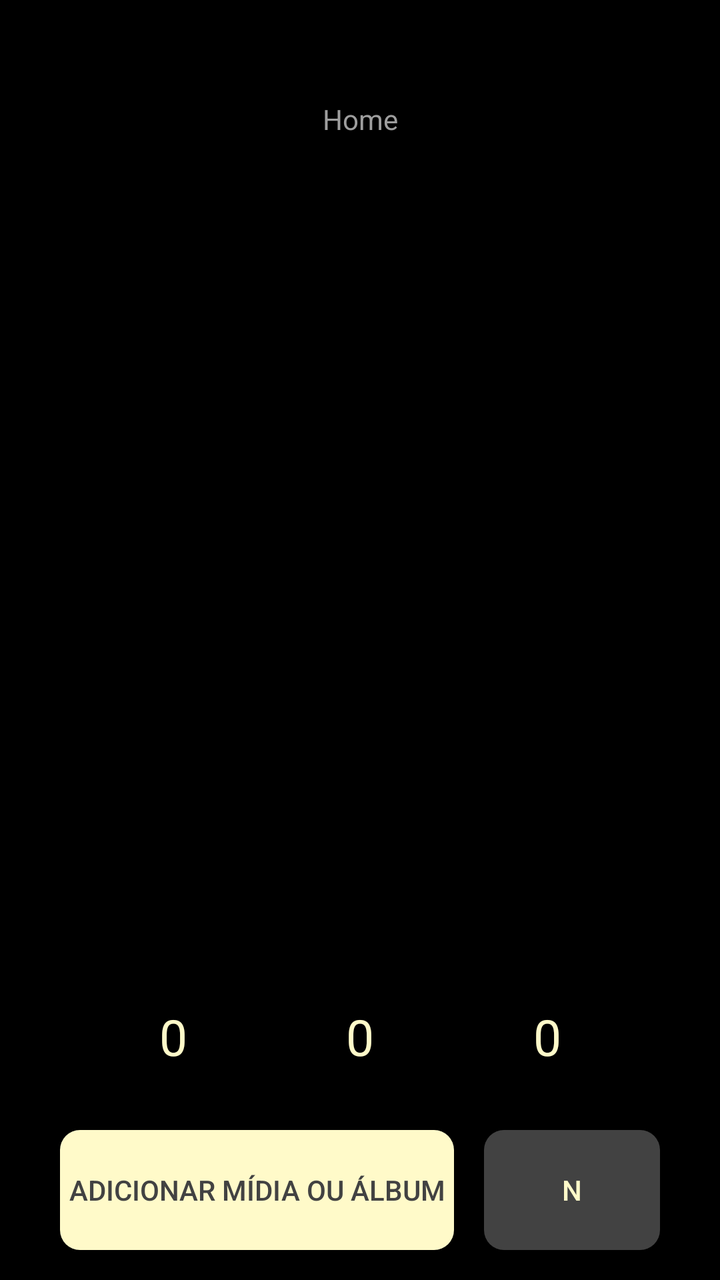
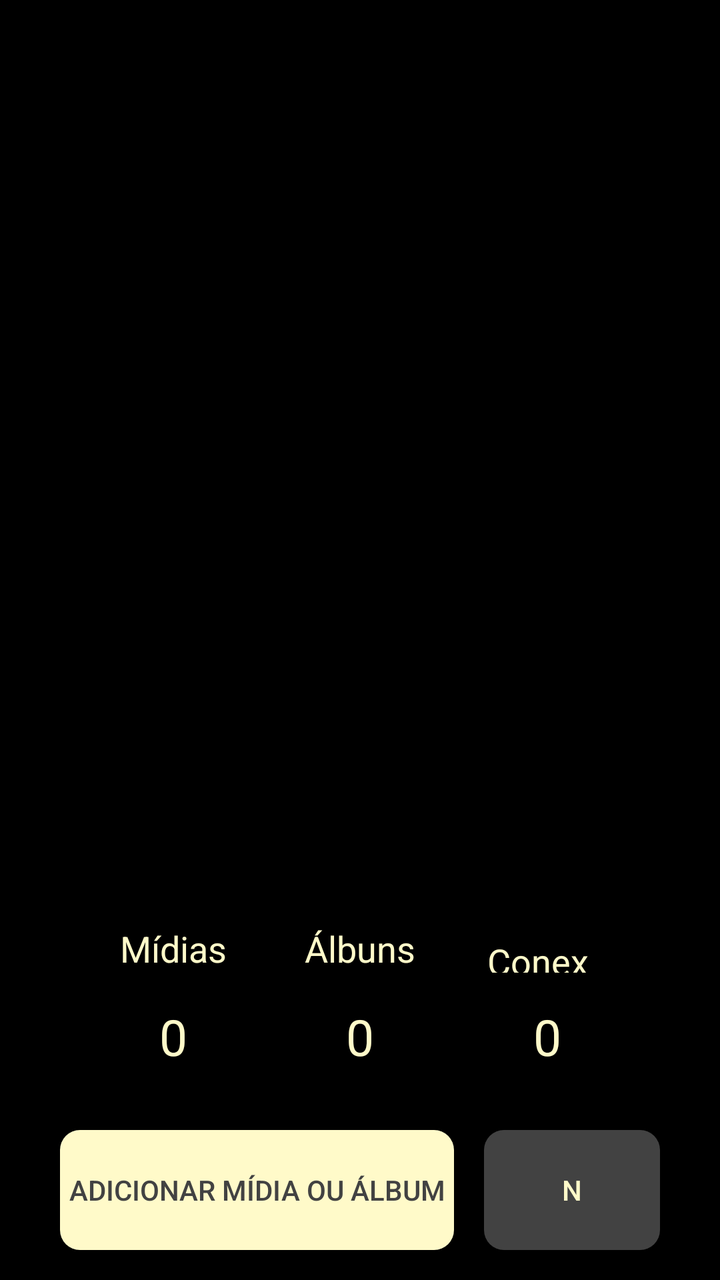

An Android layout rendered at two revisions. The XML below is the earlier revision; the diff shows what the commit changed to produce the second picture.
<!-- AndroidManifest.xml: application theme Theme.Monaly -->
<!-- res/layout/fragment_feed.xml -->
<?xml version="1.0" encoding="utf-8"?>
<androidx.constraintlayout.widget.ConstraintLayout xmlns:android="http://schemas.android.com/apk/res/android"
    xmlns:app="http://schemas.android.com/apk/res-auto"
    xmlns:tools="http://schemas.android.com/tools"
    android:layout_width="match_parent"
    android:layout_height="match_parent"
    android:background="@color/black"
    tools:context=".ui.fragment.navegation.FeedFragment">

    <TextView
        android:id="@+id/textView"
        android:layout_width="wrap_content"
        android:layout_height="wrap_content"
        android:layout_marginTop="50dp"
        android:text="Home"
        android:textColor="@color/gray_medium"
        app:layout_constraintEnd_toEndOf="parent"
        app:layout_constraintStart_toStartOf="parent"
        app:layout_constraintTop_toTopOf="parent" />

    <androidx.appcompat.widget.AppCompatButton
        android:id="@+id/buttonAdd"
        android:layout_width="0dp"
        android:layout_height="60dp"
        android:layout_marginStart="30dp"
        android:layout_marginEnd="15dp"
        android:layout_marginBottom="15dp"
        android:background="@drawable/drawable_background_button_bage_10_dp"
        android:text="Adicionar mídia ou álbum"
        android:textColor="@color/gray_dark"
        app:layout_constraintBottom_toBottomOf="parent"
        app:layout_constraintEnd_toStartOf="@+id/buttonNotification"
        app:layout_constraintStart_toStartOf="parent" />

    <androidx.appcompat.widget.AppCompatButton
        android:id="@+id/buttonNotification"
        android:layout_width="wrap_content"
        android:layout_height="60dp"
        android:layout_marginEnd="30dp"
        android:layout_marginBottom="15dp"
        android:background="@drawable/drawable_background_button_gray_dark_10_dp"
        android:text="N"
        android:textColor="@color/bage_neutral"
        app:layout_constraintBottom_toBottomOf="parent"
        app:layout_constraintEnd_toEndOf="parent" />

    <TextView
        android:id="@+id/textView6"
        android:layout_width="wrap_content"
        android:layout_height="wrap_content"
        android:layout_marginBottom="30dp"
        android:text="@string/feed__defaut_number"
        android:textColor="@color/bage_neutral"
        android:textSize="25dp"
        app:layout_constraintBottom_toTopOf="@+id/buttonAdd"
        app:layout_constraintEnd_toEndOf="parent"
        app:layout_constraintStart_toStartOf="parent" />

    <TextView
        android:id="@+id/textView7"
        android:layout_width="wrap_content"
        android:layout_height="wrap_content"
        android:layout_marginBottom="30dp"
        android:text="@string/feed__defaut_number"
        android:textColor="@color/bage_neutral"
        android:textSize="25dp"
        app:layout_constraintBottom_toTopOf="@+id/buttonNotification"
        app:layout_constraintEnd_toEndOf="parent"
        app:layout_constraintStart_toEndOf="@+id/textView6" />

    <TextView
        android:id="@+id/textView8"
        android:layout_width="wrap_content"
        android:layout_height="wrap_content"
        android:layout_marginBottom="30dp"
        android:text="@string/feed__defaut_number"
        android:textColor="@color/bage_neutral"
        android:textSize="25dp"
        app:layout_constraintBottom_toTopOf="@+id/buttonAdd"
        app:layout_constraintEnd_toStartOf="@+id/textView6"
        app:layout_constraintStart_toStartOf="parent" />
</androidx.constraintlayout.widget.ConstraintLayout>
<!-- resources referenced by this layout -->
<resources>
  <color name="bage_neutral">#FFFAC9</color>
  <color name="black">#000000</color>
  <color name="gray_dark">#424242</color>
  <color name="gray_medium">#9E9E9E</color>
  <!-- drawable drawable_background_button_bage_10_dp (drawable) -->
  <?xml version="1.0" encoding="utf-8"?>
  <shape xmlns:android="http://schemas.android.com/apk/res/android">
  
      <solid android:color="@color/bage_neutral"/>
      <corners android:radius="10dp"/>
  
  </shape>
  <!-- drawable drawable_background_button_gray_dark_10_dp (drawable) -->
  <?xml version="1.0" encoding="utf-8"?>
  <shape xmlns:android="http://schemas.android.com/apk/res/android">
  
      <corners android:radius="10dp"/>
      <solid android:color="@color/gray_dark"/>
  
  </shape>
  <string name="feed__defaut_number">0</string>
  <style name="Theme.Monaly" parent="Base.Theme.Monaly" />
  <style name="Base.Theme.Monaly" parent="Theme.Material3.DayNight.NoActionBar">
  
  
          
          
  
  
          
          <item name="android:navigationBarColor">@color/black</item>
  
  
      </style>
</resources>

<!-- the commit's change to res/layout/fragment_feed.xml (unified diff, before → after) -->
@@ -6,17 +6,6 @@
     android:layout_height="match_parent"
     android:background="@color/black"
     tools:context=".ui.fragment.navegation.FeedFragment">
-
-    <TextView
-        android:id="@+id/textView"
-        android:layout_width="wrap_content"
-        android:layout_height="wrap_content"
-        android:layout_marginTop="50dp"
-        android:text="Home"
-        android:textColor="@color/gray_medium"
-        app:layout_constraintEnd_toEndOf="parent"
-        app:layout_constraintStart_toStartOf="parent"
-        app:layout_constraintTop_toTopOf="parent" />
 
     <androidx.appcompat.widget.AppCompatButton
         android:id="@+id/buttonAdd"
@@ -45,7 +34,7 @@
         app:layout_constraintEnd_toEndOf="parent" />
 
     <TextView
-        android:id="@+id/textView6"
+        android:id="@+id/textDefaultAlbun"
         android:layout_width="wrap_content"
         android:layout_height="wrap_content"
         android:layout_marginBottom="30dp"
@@ -57,7 +46,7 @@
         app:layout_constraintStart_toStartOf="parent" />
 
     <TextView
-        android:id="@+id/textView7"
+        android:id="@+id/textDefaultConection"
         android:layout_width="wrap_content"
         android:layout_height="wrap_content"
         android:layout_marginBottom="30dp"
@@ -66,10 +55,10 @@
         android:textSize="25dp"
         app:layout_constraintBottom_toTopOf="@+id/buttonNotification"
         app:layout_constraintEnd_toEndOf="parent"
-        app:layout_constraintStart_toEndOf="@+id/textView6" />
+        app:layout_constraintStart_toEndOf="@+id/textDefaultAlbun" />
 
     <TextView
-        android:id="@+id/textView8"
+        android:id="@+id/textDefaultMidia"
         android:layout_width="wrap_content"
         android:layout_height="wrap_content"
         android:layout_marginBottom="30dp"
@@ -77,6 +66,43 @@
         android:textColor="@color/bage_neutral"
         android:textSize="25dp"
         app:layout_constraintBottom_toTopOf="@+id/buttonAdd"
-        app:layout_constraintEnd_toStartOf="@+id/textView6"
+        app:layout_constraintEnd_toStartOf="@+id/textDefaultAlbun"
         app:layout_constraintStart_toStartOf="parent" />
+
+    <TextView
+        android:id="@+id/textTitleAlbun"
+        android:layout_width="wrap_content"
+        android:layout_height="wrap_content"
+        android:layout_marginBottom="15dp"
+        android:text="@string/feed_title_albuns"
+        android:textColor="@color/bage_neutral"
+        android:textSize="18dp"
+        app:layout_constraintBottom_toTopOf="@+id/textDefaultAlbun"
+        app:layout_constraintEnd_toEndOf="parent"
+        app:layout_constraintStart_toStartOf="parent" />
+
+    <TextView
+        android:id="@+id/textTitleConection"
+        android:layout_width="60dp"
+        android:layout_height="18dp"
+        android:layout_marginBottom="15dp"
+        android:text="@string/feed_title_conections"
+        android:textColor="@color/bage_neutral"
+        android:textSize="18dp"
+        app:layout_constraintBottom_toTopOf="@+id/textDefaultConection"
+        app:layout_constraintEnd_toEndOf="@+id/textDefaultConection"
+        app:layout_constraintStart_toStartOf="@+id/textDefaultConection" />
+
+    <TextView
+        android:id="@+id/textTitleMidia"
+        android:layout_width="wrap_content"
+        android:layout_height="wrap_content"
+        android:layout_marginBottom="15dp"
+        android:text="@string/feed_title_midia"
+        android:textColor="@color/bage_neutral"
+        android:textSize="18dp"
+        app:layout_constraintBottom_toTopOf="@+id/textDefaultMidia"
+        app:layout_constraintEnd_toEndOf="@+id/textDefaultMidia"
+        app:layout_constraintStart_toStartOf="@+id/textDefaultMidia" />
+
 </androidx.constraintlayout.widget.ConstraintLayout>
<!-- resource entries referenced after the edit -->
@@ -3,7 +3,6 @@
   <color name="bage_neutral">#FFFAC9</color>
   <color name="black">#000000</color>
   <color name="gray_dark">#424242</color>
-  <color name="gray_medium">#9E9E9E</color>
   <!-- drawable drawable_background_button_bage_10_dp (drawable) -->
   <?xml version="1.0" encoding="utf-8"?>
   <shape xmlns:android="http://schemas.android.com/apk/res/android">
@@ -21,6 +20,9 @@
   
   </shape>
   <string name="feed__defaut_number">0</string>
+  <string name="feed_title_albuns">Álbuns</string>
+  <string name="feed_title_conections">Conexões</string>
+  <string name="feed_title_midia">Mídias</string>
   <style name="Theme.Monaly" parent="Base.Theme.Monaly" />
   <style name="Base.Theme.Monaly" parent="Theme.Material3.DayNight.NoActionBar">
   
